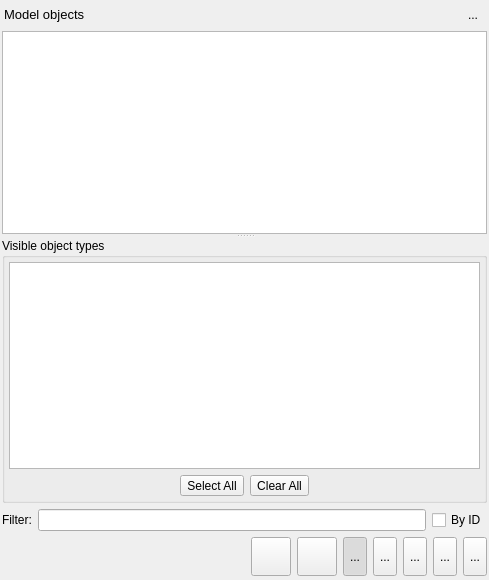
This is libs/libgui/ui/widgets/modelobjectswidget.ui in pgmodeler/pgmodeler as Qt 5 draws it before an edit. The edited form follows.
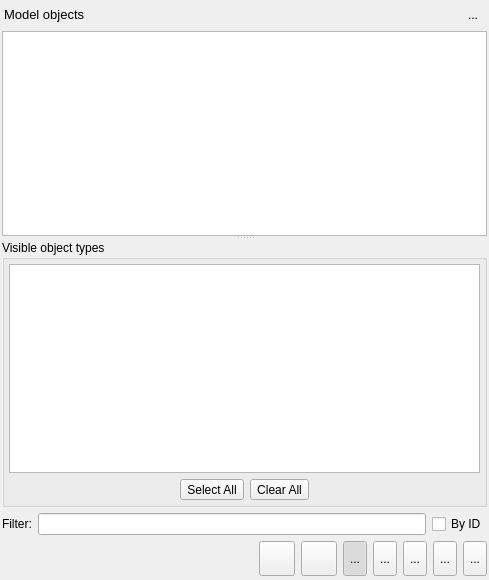
This is the edited form. Icons and pictures are not drawn.

```diff
--- a/libs/libgui/ui/widgets/modelobjectswidget.ui
+++ b/libs/libgui/ui/widgets/modelobjectswidget.ui
@@ -676,8 +676,8 @@
        </property>
        <property name="iconSize">
         <size>
-         <width>32</width>
-         <height>32</height>
+         <width>28</width>
+         <height>28</height>
         </size>
        </property>
        <property name="shortcut">
@@ -714,8 +714,8 @@
        </property>
        <property name="iconSize">
         <size>
-         <width>32</width>
-         <height>32</height>
+         <width>28</width>
+         <height>28</height>
         </size>
        </property>
        <property name="shortcut">
@@ -755,8 +755,8 @@
        </property>
        <property name="iconSize">
         <size>
-         <width>32</width>
-         <height>32</height>
+         <width>28</width>
+         <height>28</height>
         </size>
        </property>
        <property name="checkable">
@@ -796,8 +796,8 @@
        </property>
        <property name="iconSize">
         <size>
-         <width>32</width>
-         <height>32</height>
+         <width>28</width>
+         <height>28</height>
         </size>
        </property>
        <property name="checkable">
@@ -834,8 +834,8 @@
        </property>
        <property name="iconSize">
         <size>
-         <width>32</width>
-         <height>32</height>
+         <width>28</width>
+         <height>28</height>
         </size>
        </property>
        <property name="checkable">
@@ -875,8 +875,8 @@
        </property>
        <property name="iconSize">
         <size>
-         <width>32</width>
-         <height>32</height>
+         <width>28</width>
+         <height>28</height>
         </size>
        </property>
        <property name="checkable">
@@ -913,8 +913,8 @@
        </property>
        <property name="iconSize">
         <size>
-         <width>32</width>
-         <height>32</height>
+         <width>28</width>
+         <height>28</height>
         </size>
        </property>
        <property name="checkable">
```
